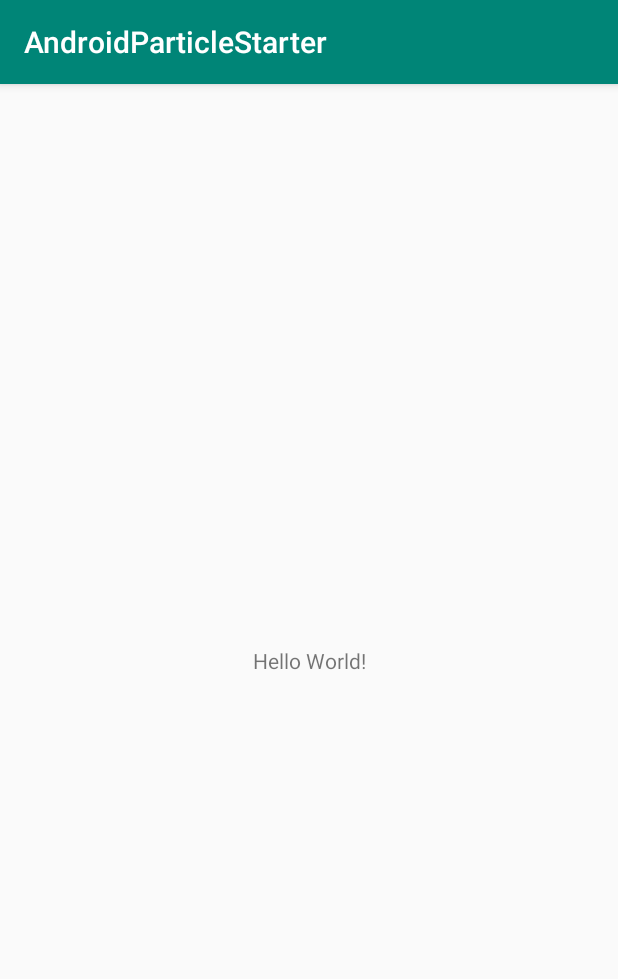
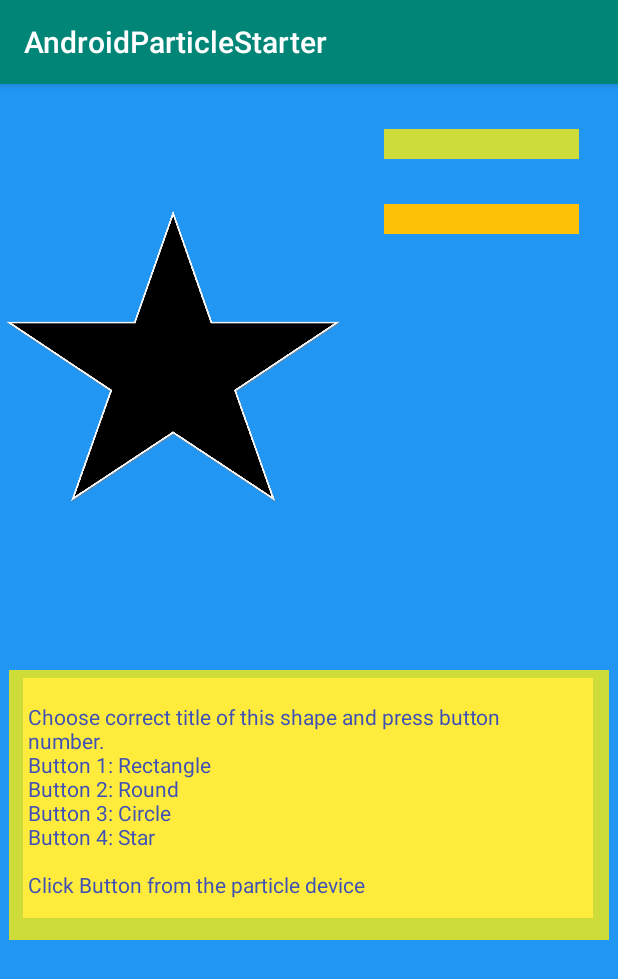
Before and after one commit to AmrikSidhu/Activity2TeachMeShapes, an Android app: the MainActivity screen opened directly, with no data from a screen before it, on a phone screen of 412 x 824 dp. Shown: the top 979 px of the screen. Run offline under Robolectric (Android 15) with nearby library versions, the phone set to English and light mode, and no system bars; libraries missing offline, so code that uses them is left out: io.particle.android; 2 statements that could not run were skipped.

Commit message:
Layout and shape with question added.

```diff
--- a/app/src/main/java/com/example/androidparticlestarter/MainActivity.java
+++ b/app/src/main/java/com/example/androidparticlestarter/MainActivity.java
@@ -5,6 +5,8 @@ import android.support.annotation.NonNull;
 import android.support.v7.app.AppCompatActivity;
 import android.os.Bundle;
 import android.util.Log;
+import android.widget.ImageView;
+import android.widget.TextView;
 
 import java.io.IOException;
 
@@ -33,10 +35,22 @@ public class MainActivity extends AppCompatActivity {
     // MARK: Particle device
     private ParticleDevice mDevice;
 
+    TextView txtAnswer;
+    TextView txtQuez;
+    ImageView img;
+    TextView txtScores;
+
+    int score = 0;
+
     @Override
     protected void onCreate(Bundle savedInstanceState) {
         super.onCreate(savedInstanceState);
         setContentView(R.layout.activity_main);
+
+        this.txtAnswer = findViewById(R.id.txtAnswer);
+        this.img = findViewById(R.id.imageViewAct1);
+        this.txtQuez = findViewById(R.id.textOptions);
+        this.txtScores = findViewById(R.id.txtScores);
 
         // 1. Initialize your connection to the Particle API
         ParticleCloudSDK.init(this.getApplicationContext());
--- a/app/src/main/res/layout/activity_main.xml
+++ b/app/src/main/res/layout/activity_main.xml
@@ -4,15 +4,67 @@
     xmlns:tools="http://schemas.android.com/tools"
     android:layout_width="match_parent"
     android:layout_height="match_parent"
+    android:background="#2196F3"
     tools:context=".MainActivity">
 
+    <ImageView
+        android:id="@+id/imageViewAct1"
+        android:layout_width="228dp"
+        android:layout_height="359dp"
+        android:layout_marginStart="1dp"
+        android:layout_marginTop="1dp"
+        app:layout_constraintStart_toStartOf="parent"
+        app:layout_constraintTop_toTopOf="parent"
+        app:srcCompat="@drawable/start" />
+
     <TextView
-        android:layout_width="wrap_content"
-        android:layout_height="wrap_content"
-        android:text="Hello World!"
-        app:layout_constraintBottom_toBottomOf="parent"
-        app:layout_constraintLeft_toLeftOf="parent"
-        app:layout_constraintRight_toRightOf="parent"
+        android:id="@+id/textOptions"
+        android:layout_width="400dp"
+        android:layout_height="180dp"
+        android:layout_marginStart="5dp"
+        android:layout_marginTop="30dp"
+        android:layout_marginEnd="6dp"
+        android:background="#CDDC39"
+        app:layout_constraintEnd_toEndOf="parent"
+        app:layout_constraintStart_toStartOf="parent"
+        app:layout_constraintTop_toBottomOf="@+id/imageViewAct1" />
+
+    <TextView
+        android:id="@+id/txtAnswer"
+        android:layout_width="130dp"
+        android:layout_height="20dp"
+        android:layout_marginStart="19dp"
+        android:layout_marginTop="30dp"
+        android:layout_marginEnd="19dp"
+        android:background="#CDDC39"
+        app:layout_constraintEnd_toEndOf="parent"
+        app:layout_constraintStart_toEndOf="@+id/imageViewAct1"
         app:layout_constraintTop_toTopOf="parent" />
 
+    <TextView
+        android:id="@+id/txtScores"
+        android:layout_width="130dp"
+        android:layout_height="20dp"
+        android:layout_marginStart="1dp"
+        android:layout_marginTop="30dp"
+        android:layout_marginEnd="1dp"
+        android:background="#FFC107"
+        app:layout_constraintEnd_toEndOf="parent"
+        app:layout_constraintStart_toEndOf="@+id/imageViewAct1"
+        app:layout_constraintTop_toBottomOf="@+id/txtAnswer" />
+
+    <TextView
+        android:id="@+id/txtQuez2"
+        android:layout_width="380dp"
+        android:layout_height="160dp"
+        android:layout_marginStart="1dp"
+        android:layout_marginTop="35dp"
+        android:layout_marginEnd="9dp"
+        android:background="#FFEB3B"
+        android:text="\n	Choose correct title of this shape and press button \n	number.\n	Button 1: Rectangle\n	Button 2: Round\n	Button 3: Circle\n	Button 4: Star\n\n	Click Button from the particle device\n	"
+        android:textColor="#3F51B5"
+        android:textSize="14sp"
+        app:layout_constraintEnd_toEndOf="parent"
+        app:layout_constraintStart_toStartOf="@+id/textOptions"
+        app:layout_constraintTop_toBottomOf="@+id/imageViewAct1" />
 </android.support.constraint.ConstraintLayout>
```
Also changed, not shown: app/src/main/res/drawable/circle.png (added), app/src/main/res/drawable/start.png (added).
